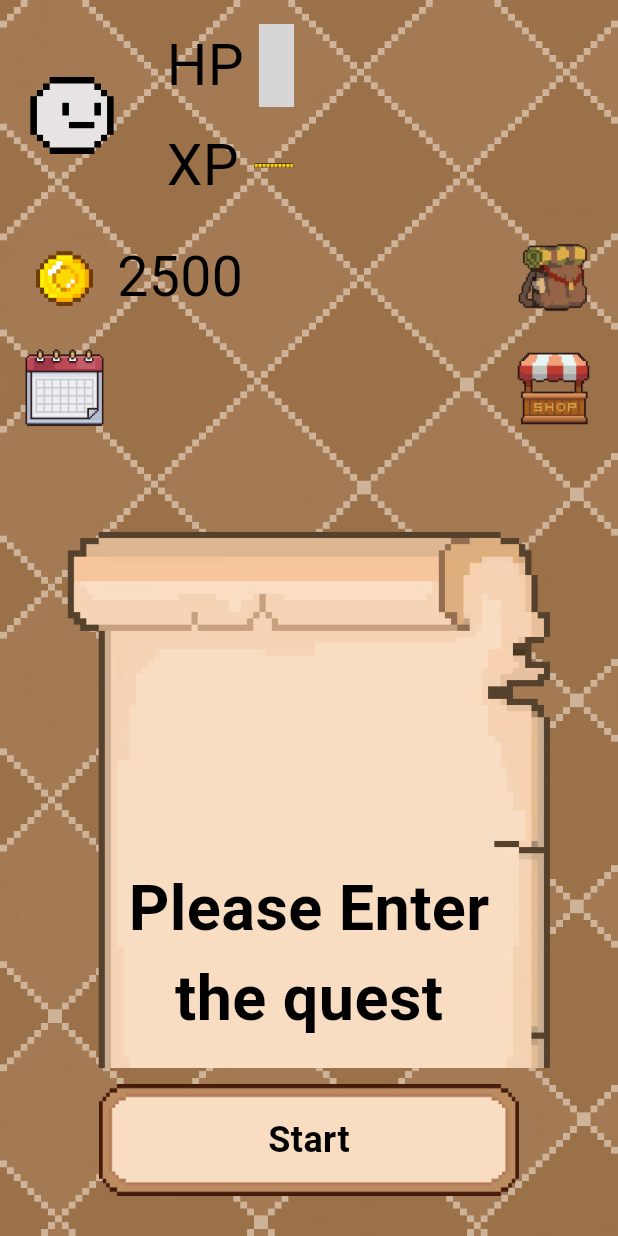
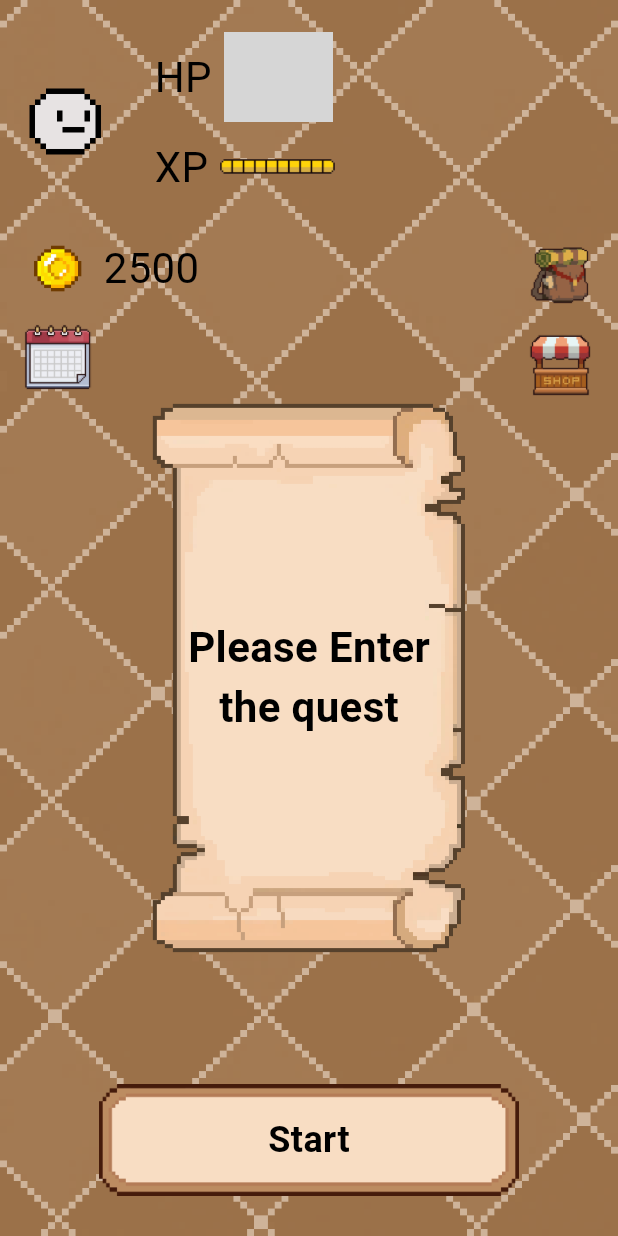
Before and after one commit to mi-noong/QuestLog_Front, a Flutter app: the HomeScreen screen opened directly, on a phone screen of 412 x 824 dp. Run offline on Flutter 3.47's test engine with Material 3 defaults, Android fonts, the phone set to English and light mode, and no system bars; our stand-ins replace flutter_local_notifications, shared_preferences, timezone; accounts and stored records are empty; Roboto replaces fonts that are missing (DungGeunMo); grey boxes are pictures that could not be loaded.

Commit message:
Update HomeScreen.dart

```diff
--- a/lib/HomeScreen.dart
+++ b/lib/HomeScreen.dart
@@ -41,15 +41,15 @@ class HomeScreen extends StatelessWidget {
 
   Widget _buildTopInfoSection(BuildContext context) {
     final screenWidth = MediaQuery.of(context).size.width;
-    final bool isTablet = screenWidth > 600;
-    final double barGap = isTablet ? 12.0 : 10.0; // 텍스트와 바 이미지 사이 간격 증가
+    final isTablet = screenWidth > 600;
 
-    // 반응형 크기 설정
-    final double iconSize = isTablet ? 69.0 : 54.0; // 1.3배 줄임 (90/1.3, 70/1.3)
-    final double fontSize = isTablet ? 45.0 : 38.0; // HP/XP 텍스트 크기 증가
-    final double goldFontSize = isTablet ? 44.0 : 37.0;
-    final double barHeight = isTablet ? 80.0 : 55.0; // 바 높이 더 증가
-    final double sectionWidth = isTablet ? (screenWidth * 0.48) : 180.0; // 태블릿에서 더 넓게 확보 (가로 길이 증가)
+    // 태블릿은 고정 크기, 스마트폰은 화면에 맞게 조절
+    final double barGap = isTablet ? 12.0 : 8.0; // 텍스트와 바 이미지 사이 간격
+    final double iconSize = isTablet ? 69.0 : 45.0; // 스마트폰에서 아이콘 크기 감소
+    final double fontSize = isTablet ? 45.0 : 28.0; // HP/XP 텍스트 크기 (스마트폰에서 크기 감소)
+    final double goldFontSize = isTablet ? 44.0 : 28.0; // 골드 텍스트 크기
+    final double barHeight = isTablet ? 80.0 : 60.0; // 바 높이 (스마트폰에서 더 크게)
+    final double sectionWidth = isTablet ? screenWidth * 0.48 : screenWidth * 0.45; // 화면 너비 조절
 
     return Container(
       decoration: BoxDecoration(
@@ -82,12 +82,12 @@ class HomeScreen extends StatelessWidget {
                       ),
                     ),
 
-                    SizedBox(width: isTablet ? 20.0 : 16.0),
+                    SizedBox(width: 20.0),
 
                     // HP/XP 바들 (크기 증가) - 화면 상단 중앙으로 이동
                     Expanded(
                       child: Padding(
-                        padding: EdgeInsets.only(left: isTablet ? 20.0 : 15.0), // 패딩 조정
+                        padding: EdgeInsets.only(left: isTablet ? 20.0 : 12.0), // 스마트폰에서 패딩 감소
                         child: Column(
                           crossAxisAlignment: CrossAxisAlignment.start,
                           children: [
@@ -105,16 +105,20 @@ class HomeScreen extends StatelessWidget {
                               ),
                               SizedBox(width: barGap),
                               Expanded(
+                                child: FractionallySizedBox(
+                                  widthFactor: 1.4, // 가로 길이 더 증가
+                                  alignment: Alignment.centerLeft,
                                   child: Image.asset(
                                     'assets/images/Icon_HPBar_10.png',
                                     height: barHeight,
                                     fit: BoxFit.fitWidth,
                                   ),
                                 ),
+                              ),
                             ],
                           ),
 
-                          SizedBox(height: isTablet ? 15.0 : 12.0),
+                          SizedBox(height: isTablet ? 15.0 : 0.0), // 스마트폰에서 간격 완전 제거
 
                           // XP 바
                           Row(
@@ -130,10 +134,14 @@ class HomeScreen extends StatelessWidget {
                               ),
                               SizedBox(width: barGap),
                               Expanded(
+                                child: FractionallySizedBox(
+                                  widthFactor: 1.4, // 가로 길이 더 증가
+                                  alignment: Alignment.centerLeft,
                                   child: Image.asset(
                                     'assets/images/Icon_XpBar_10.png',
                                     height: barHeight,
                                     fit: BoxFit.fitWidth,
+                                  ),
                                 ),
                               ),
                             ],
@@ -145,7 +153,7 @@ class HomeScreen extends StatelessWidget {
                   ],
                 ),
 
-                SizedBox(height: isTablet ? 25.0 : 20.0),
+                SizedBox(height: isTablet ? 25.0 : 15.0), // 스마트폰에서 간격 감소
 
                 // 골드
                 Row(
@@ -155,7 +163,7 @@ class HomeScreen extends StatelessWidget {
                       width: iconSize,
                       height: iconSize,
                     ),
-                    SizedBox(width: isTablet ? 12.0 : 8.0),
+                    SizedBox(width: isTablet ? 12.0 : 8.0), // 스마트폰에서 간격 감소
                     Text(
                       '2500',
                       style: TextStyle(
@@ -168,7 +176,7 @@ class HomeScreen extends StatelessWidget {
                   ],
                 ),
 
-                SizedBox(height: isTablet ? 25.0 : 20.0),
+                SizedBox(height: isTablet ? 25.0 : 15.0), // 스마트폰에서 간격 감소
 
                 // 캘린더 아이콘
                 Image.asset(
@@ -187,13 +195,13 @@ class HomeScreen extends StatelessWidget {
               crossAxisAlignment: CrossAxisAlignment.end,
               children: [
                 // HP/XP바 섹션 높이만큼 상단 간격 (골드와 같은 높이에 가방 배치)
-                SizedBox(height: barHeight * 2 + (isTablet ? 15.0 : 12.0) + (isTablet ? 25.0 : 20.0)),
+                SizedBox(height: barHeight * 2 + (isTablet ? 15.0 : 10.0) + (isTablet ? 25.0 : 15.0)),
                 Image.asset(
                   'assets/images/Icon_Backpack.png',
                   width: iconSize,
                   height: iconSize,
                 ),
-                SizedBox(height: isTablet ? 25.0 : 20.0), // 골드와 캘린더 사이 간격과 동일
+                SizedBox(height: isTablet ? 25.0 : 15.0), // 골드와 캘린더 사이 간격과 동일
                 GestureDetector(
                   onTap: () {
                     Navigator.push(
@@ -290,9 +298,9 @@ class _QuestMapSectionState extends State<_QuestMapSection> {
                     final screenHeight = MediaQuery.of(context).size.height;
                     final isTablet = screenWidth > 600;
 
-                    // 화면 크기에 따른 지도맵 크기 조정
-                    final mapWidth = isTablet ? 600.0 : screenWidth * 0.9;
-                    final mapHeight = 700.0; // 높이 증가
+                    // 태블릿은 고정 크기, 스마트폰은 화면에 맞게 조절
+                    final mapWidth = isTablet ? 600.0 : screenWidth * 0.85; // 스마트폰에서 너비 감소
+                    final mapHeight = isTablet ? 700.0 : screenHeight * 0.45; // 스마트폰에서 높이 대폭 감소
 
                     return Image.asset(
                       _isQuestMap ? 'assets/images/map_Quest.png' : 'assets/images/map.png',
@@ -303,7 +311,7 @@ class _QuestMapSectionState extends State<_QuestMapSection> {
                   },
                 ),
                 if (!_isQuestMap)
-                  const Positioned(
+                  Positioned(
                     top: 0,
                     bottom: 0,
                     child: Column(
@@ -313,7 +321,7 @@ class _QuestMapSectionState extends State<_QuestMapSection> {
                           'Please Enter',
                           style: TextStyle(
                             color: Colors.black,
-                            fontSize: 42,
+                            fontSize: MediaQuery.of(context).size.width > 600 ? 42 : 28, // 스마트폰에서 폰트 크기 감소
                             fontWeight: FontWeight.bold,
                             fontFamily: 'DungGeunMo',
                             decoration: TextDecoration.none,
@@ -323,7 +331,7 @@ class _QuestMapSectionState extends State<_QuestMapSection> {
                           'the quest',
                           style: TextStyle(
                             color: Colors.black,
-                            fontSize: 42,
+                            fontSize: MediaQuery.of(context).size.width > 600 ? 42 : 28, // 스마트폰에서 폰트 크기 감소
                             fontWeight: FontWeight.bold,
                             fontFamily: 'DungGeunMo',
                             decoration: TextDecoration.none,
```
Lines whose indentation alone changed are shown as unchanged.
